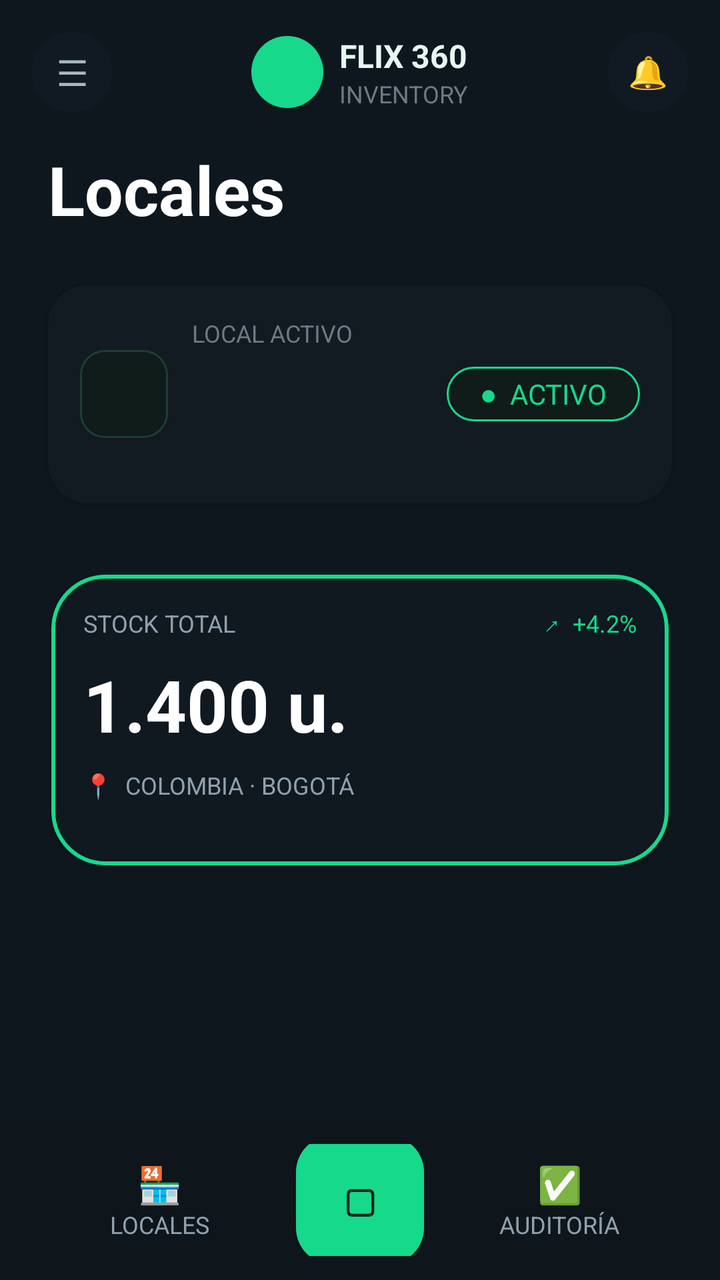
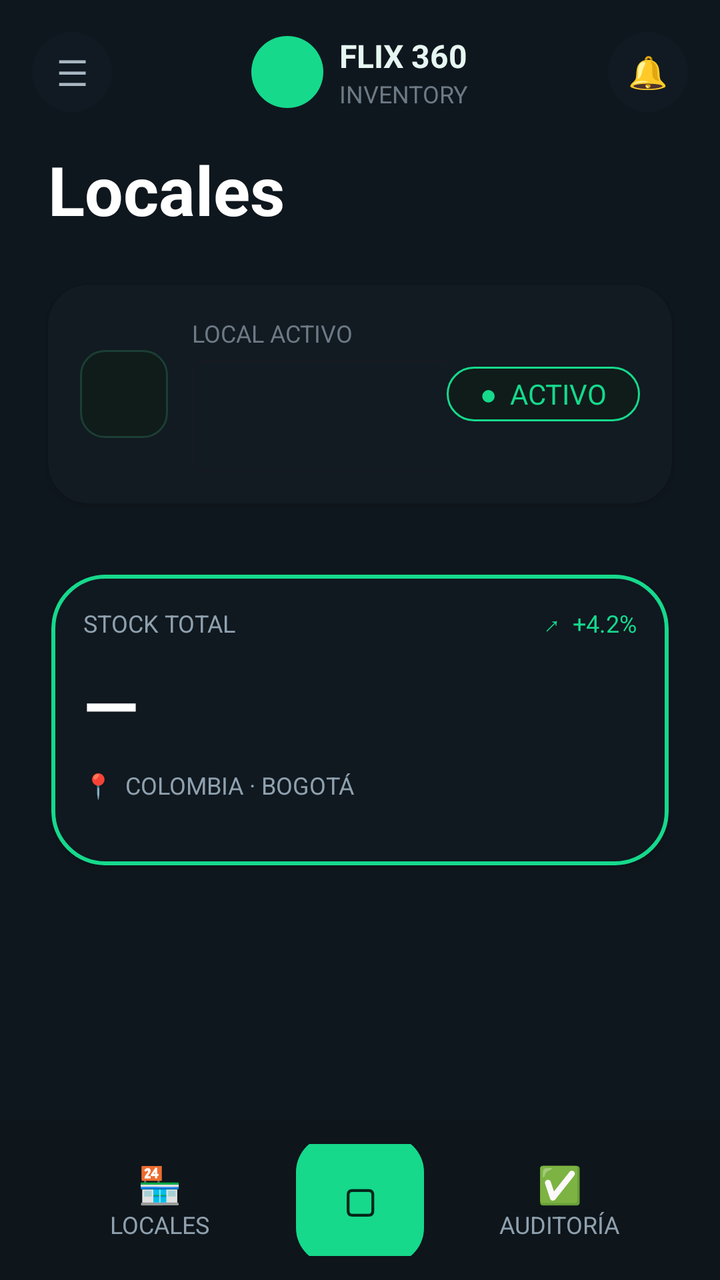

Two renders of the same Android screen: before a commit and after it. Below are the layout's source before the change and the commit's diff.
<!-- AndroidManifest.xml: application theme Theme.Flix360 -->
<!-- res/layout/activity_dashboard.xml -->
<?xml version="1.0" encoding="utf-8"?>
<androidx.constraintlayout.widget.ConstraintLayout xmlns:android="http://schemas.android.com/apk/res/android"
    xmlns:app="http://schemas.android.com/apk/res-auto"
    xmlns:tools="http://schemas.android.com/tools"
    android:layout_width="match_parent"
    android:layout_height="match_parent"
    android:background="#0F171E"
    tools:context=".ui.dashboard.DashboardActivity">

    
    <LinearLayout
        android:id="@+id/topBar"
        android:layout_width="0dp"
        android:layout_height="wrap_content"
        android:orientation="horizontal"
        android:gravity="center_vertical"
        android:paddingStart="16dp"
        android:paddingEnd="16dp"
        android:paddingTop="16dp"
        app:layout_constraintTop_toTopOf="parent"
        app:layout_constraintStart_toStartOf="parent"
        app:layout_constraintEnd_toEndOf="parent">

        <TextView
            android:id="@+id/btnMenu"
            android:layout_width="40dp"
            android:layout_height="40dp"
            android:gravity="center"
            android:text="☰"
            android:textColor="#A9B7C3"
            android:textSize="18sp"
            android:background="@drawable/bg_top_icon"/>

        <LinearLayout
            android:layout_width="0dp"
            android:layout_height="wrap_content"
            android:layout_weight="1"
            android:gravity="center"
            android:orientation="horizontal">
            <View
                android:layout_width="36dp"
                android:layout_height="36dp"
                android:background="@drawable/bg_avatar_circle"/>
            <LinearLayout
                android:layout_width="wrap_content"
                android:layout_height="wrap_content"
                android:orientation="vertical"
                android:paddingStart="8dp">
                <TextView
                    android:layout_width="wrap_content"
                    android:layout_height="wrap_content"
                    android:text="FLIX 360"
                    android:textStyle="bold"
                    android:textColor="#E6F7F1"
                    android:textSize="16sp"/>
                <TextView
                    android:layout_width="wrap_content"
                    android:layout_height="wrap_content"
                    android:text="INVENTORY"
                    android:textColor="#6D7A85"
                    android:textSize="12sp"/>
            </LinearLayout>
        </LinearLayout>

        <TextView
            android:id="@+id/btnBell"
            android:layout_width="40dp"
            android:layout_height="40dp"
            android:gravity="center"
            android:text="🔔"
            android:textColor="#A9B7C3"
            android:textSize="16sp"
            android:background="@drawable/bg_top_icon"/>
    </LinearLayout>

    
    <TextView
        android:id="@+id/titleLocales"
        android:layout_width="wrap_content"
        android:layout_height="wrap_content"
        android:text="Locales"
        android:textColor="#FFFFFF"
        android:textStyle="bold"
        android:textSize="34sp"
        app:layout_constraintTop_toBottomOf="@id/topBar"
        app:layout_constraintStart_toStartOf="parent"
        android:layout_marginStart="24dp"
        android:layout_marginTop="16dp"/>

    
    <androidx.cardview.widget.CardView
        android:id="@+id/cardLocal"
        android:layout_width="0dp"
        android:layout_height="wrap_content"
        android:layout_marginStart="16dp"
        android:layout_marginEnd="16dp"
        android:layout_marginTop="16dp"
        app:cardUseCompatPadding="true"
        app:cardBackgroundColor="#121A22"
        app:cardCornerRadius="20dp"
        app:layout_constraintTop_toBottomOf="@id/titleLocales"
        app:layout_constraintStart_toStartOf="parent"
        app:layout_constraintEnd_toEndOf="parent">
        <LinearLayout
            android:layout_width="match_parent"
            android:layout_height="wrap_content"
            android:orientation="horizontal"
            android:gravity="center_vertical"
            android:padding="16dp">
            <View
                android:layout_width="44dp"
                android:layout_height="44dp"
                android:background="@drawable/bg_icon_square"/>
            <LinearLayout
                android:layout_width="0dp"
                android:layout_height="wrap_content"
                android:layout_weight="1"
                android:orientation="vertical"
                android:paddingStart="12dp">
                <TextView
                    android:layout_width="wrap_content"
                    android:layout_height="wrap_content"
                    android:text="LOCAL ACTIVO"
                    android:textColor="#6D7A85"
                    android:textSize="12sp"/>
                <LinearLayout
                    android:layout_width="wrap_content"
                    android:layout_height="wrap_content"
                    android:orientation="horizontal"
                    android:gravity="center_vertical">
                    <com.google.android.material.textfield.TextInputLayout
                        android:layout_width="200dp"
                        android:layout_height="wrap_content"
                        style="@style/Widget.MaterialComponents.TextInputLayout.OutlinedBox.ExposedDropdownMenu">

                        <com.google.android.material.textfield.MaterialAutoCompleteTextView
                            android:id="@+id/dropdownLocations"
                            android:layout_width="match_parent"
                            android:layout_height="wrap_content"
                            android:textColor="#FFFFFF"
                            android:inputType="none"
                            android:backgroundTint="#16D98C"/>
                    </com.google.android.material.textfield.TextInputLayout>
                </LinearLayout>
            </LinearLayout>
            <TextView
                android:layout_width="wrap_content"
                android:layout_height="wrap_content"
                android:background="@drawable/bg_chip_green"
                android:text="  ●  ACTIVO  "
                android:textColor="#16D98C"/>
        </LinearLayout>
    </androidx.cardview.widget.CardView>

    
    <androidx.cardview.widget.CardView
        android:id="@+id/cardStock"
        android:layout_width="0dp"
        android:layout_height="wrap_content"
        android:layout_marginStart="16dp"
        android:layout_marginEnd="16dp"
        android:layout_marginTop="16dp"
        app:cardUseCompatPadding="true"
        app:cardBackgroundColor="#0F171E"
        app:cardCornerRadius="26dp"
        app:layout_constraintTop_toBottomOf="@id/cardLocal"
        app:layout_constraintStart_toStartOf="parent"
        app:layout_constraintEnd_toEndOf="parent">
        <LinearLayout
            android:layout_width="match_parent"
            android:layout_height="wrap_content"
            android:orientation="vertical"
            android:padding="16dp"
            android:background="@drawable/bg_card_neon_border">

            <LinearLayout
                android:layout_width="match_parent"
                android:layout_height="wrap_content"
                android:orientation="horizontal"
                android:gravity="center_vertical">
                <TextView
                    android:layout_width="0dp"
                    android:layout_height="wrap_content"
                    android:layout_weight="1"
                    android:text="STOCK TOTAL"
                    android:textColor="#8FA1AE"
                    android:textSize="12sp"/>
                <TextView
                    android:layout_width="wrap_content"
                    android:layout_height="wrap_content"
                    android:text="↗  +4.2%"
                    android:textColor="#16D98C"
                    android:textSize="12sp"/>
            </LinearLayout>

            <TextView
                android:id="@+id/stockNumber"
                android:layout_width="wrap_content"
                android:layout_height="wrap_content"
                android:text="1.400 u."
                android:textColor="#FFFFFF"
                android:textStyle="bold"
                android:textSize="36sp"
                android:layout_marginTop="8dp"/>

            <TextView
                android:layout_width="wrap_content"
                android:layout_height="wrap_content"
                android:text="📍  COLOMBIA · BOGOTÁ"
                android:textColor="#8FA1AE"
                android:textSize="12sp"
                android:layout_marginTop="8dp"/>

            <androidx.recyclerview.widget.RecyclerView
                android:id="@+id/rvInventorySummary"
                android:layout_width="match_parent"
                android:layout_height="wrap_content"
                android:layout_marginTop="16dp"
                app:layoutManager="androidx.recyclerview.widget.GridLayoutManager"
                app:spanCount="2"/>
        </LinearLayout>
    </androidx.cardview.widget.CardView>

    
    <LinearLayout
        android:id="@+id/bottomNav"
        android:layout_width="0dp"
        android:layout_height="80dp"
        android:gravity="center"
        android:orientation="horizontal"
        android:padding="12dp"
        android:background="#0E151B"
        app:layout_constraintBottom_toBottomOf="parent"
        app:layout_constraintStart_toStartOf="parent"
        app:layout_constraintEnd_toEndOf="parent">

        <LinearLayout
            android:layout_width="0dp"
            android:layout_height="match_parent"
            android:layout_weight="1"
            android:gravity="center"
            android:orientation="vertical">
            <TextView android:layout_width="wrap_content" android:layout_height="wrap_content" android:text="🏪" android:textSize="18sp" android:textColor="#16D98C"/>
            <TextView android:layout_width="wrap_content" android:layout_height="wrap_content" android:text="LOCALES" android:textColor="#8FA1AE" android:textSize="12sp"/>
        </LinearLayout>

        <TextView
            android:id="@+id/btnScan"
            android:layout_width="64dp"
            android:layout_height="64dp"
            android:gravity="center"
            android:text="▢"
            android:textStyle="bold"
            android:textSize="22sp"
            android:textColor="#04251A"
            android:background="@drawable/bg_scan_button"/>

        <LinearLayout
            android:layout_width="0dp"
            android:layout_height="match_parent"
            android:layout_weight="1"
            android:gravity="center"
            android:orientation="vertical">
            <TextView android:layout_width="wrap_content" android:layout_height="wrap_content" android:text="✅" android:textSize="18sp" android:textColor="#8FA1AE"/>
            <TextView android:layout_width="wrap_content" android:layout_height="wrap_content" android:text="AUDITORÍA" android:textColor="#8FA1AE" android:textSize="12sp"/>
        </LinearLayout>
    </LinearLayout>

</androidx.constraintlayout.widget.ConstraintLayout>
<!-- resources referenced by this layout -->
<resources>
  <!-- drawable bg_avatar_circle (drawable) -->
  <?xml version="1.0" encoding="utf-8"?>
  <shape xmlns:android="http://schemas.android.com/apk/res/android" android:shape="oval">
      <solid android:color="#16D98C"/>
  </shape>
  <!-- drawable bg_card_neon_border (drawable) -->
  <?xml version="1.0" encoding="utf-8"?>
  <shape xmlns:android="http://schemas.android.com/apk/res/android" android:shape="rectangle">
      <solid android:color="#101820"/>
      <corners android:radius="26dp"/>
      <stroke android:width="2dp" android:color="#16D98C"/>
      <padding android:left="12dp" android:top="12dp" android:right="12dp" android:bottom="12dp"/>
  </shape>
  <!-- drawable bg_chip_green (drawable) -->
  <?xml version="1.0" encoding="utf-8"?>
  <shape xmlns:android="http://schemas.android.com/apk/res/android" android:shape="rectangle">
      <solid android:color="#0F1C1A"/>
      <corners android:radius="16dp"/>
      <stroke android:width="1dp" android:color="#16D98C"/>
      <padding android:left="10dp" android:top="4dp" android:right="10dp" android:bottom="4dp"/>
  </shape>
  <!-- drawable bg_icon_square (drawable) -->
  <?xml version="1.0" encoding="utf-8"?>
  <shape xmlns:android="http://schemas.android.com/apk/res/android" android:shape="rectangle">
      <solid android:color="#0F1C1A"/>
      <corners android:radius="12dp"/>
      <size android:width="44dp" android:height="44dp"/>
      <stroke android:width="1dp" android:color="#1C3E34"/>
  </shape>
  <!-- drawable bg_scan_button (drawable) -->
  <?xml version="1.0" encoding="utf-8"?>
  <shape xmlns:android="http://schemas.android.com/apk/res/android" android:shape="rectangle">
      <solid android:color="#16D98C"/>
      <corners android:radius="18dp"/>
      <size android:width="64dp" android:height="64dp"/>
  </shape>
  <!-- drawable bg_top_icon (drawable) -->
  <?xml version="1.0" encoding="utf-8"?>
  <shape xmlns:android="http://schemas.android.com/apk/res/android" android:shape="oval">
      <solid android:color="#111A22"/>
  </shape>
  <style name="Theme.Flix360" parent="Base.Theme.Flix360" />
  <style name="Base.Theme.Flix360" parent="Theme.Material3.DayNight.NoActionBar">
          
          
      </style>
</resources>

<!-- the commit's change to res/layout/activity_dashboard.xml (unified diff, before → after) -->
@@ -197,7 +197,7 @@
                 android:id="@+id/stockNumber"
                 android:layout_width="wrap_content"
                 android:layout_height="wrap_content"
-                android:text="1.400 u."
+                android:text="—"
                 android:textColor="#FFFFFF"
                 android:textStyle="bold"
                 android:textSize="36sp"
@@ -245,7 +245,7 @@
         </LinearLayout>
 
         <TextView
-            android:id="@+id/btnScan"
+            android:id="@+id/btnNavCapture"
             android:layout_width="64dp"
             android:layout_height="64dp"
             android:gravity="center"
@@ -256,6 +256,7 @@
             android:background="@drawable/bg_scan_button"/>
 
         <LinearLayout
+            android:id="@+id/btnNavAudit"
             android:layout_width="0dp"
             android:layout_height="match_parent"
             android:layout_weight="1"
